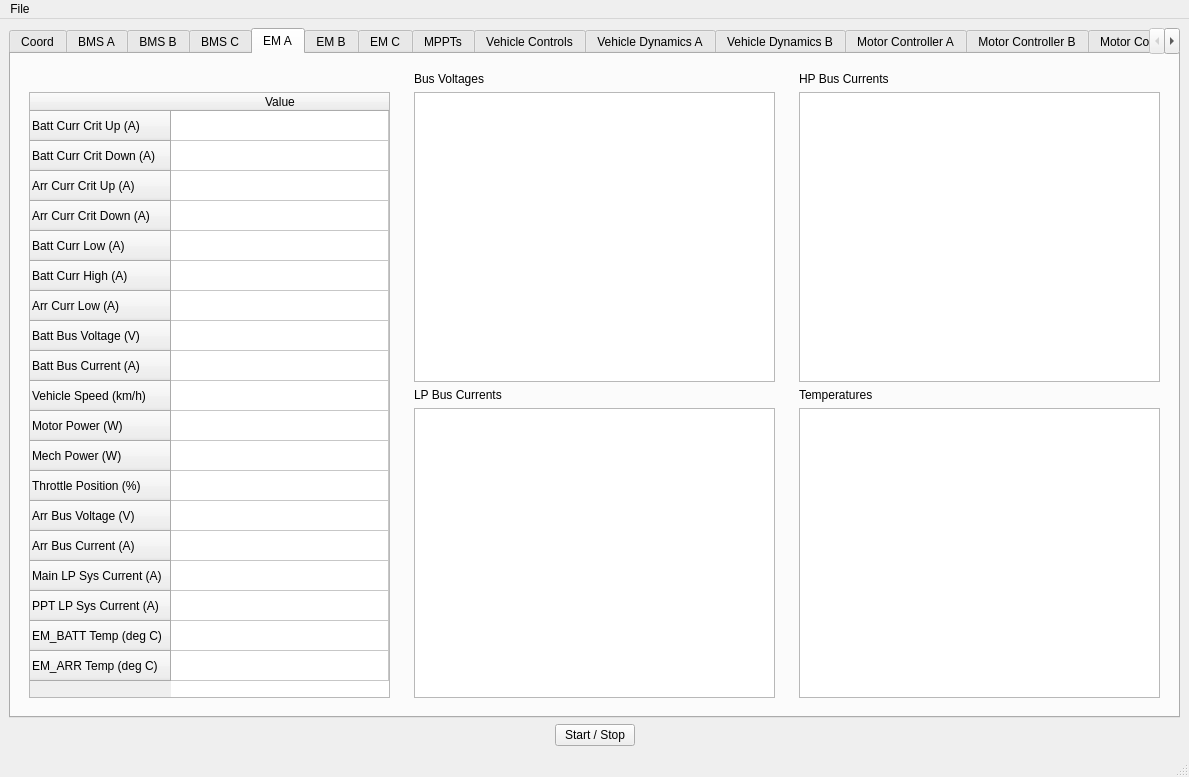
BlueSkySolar/BTI, file main.ui: the form before one commit.
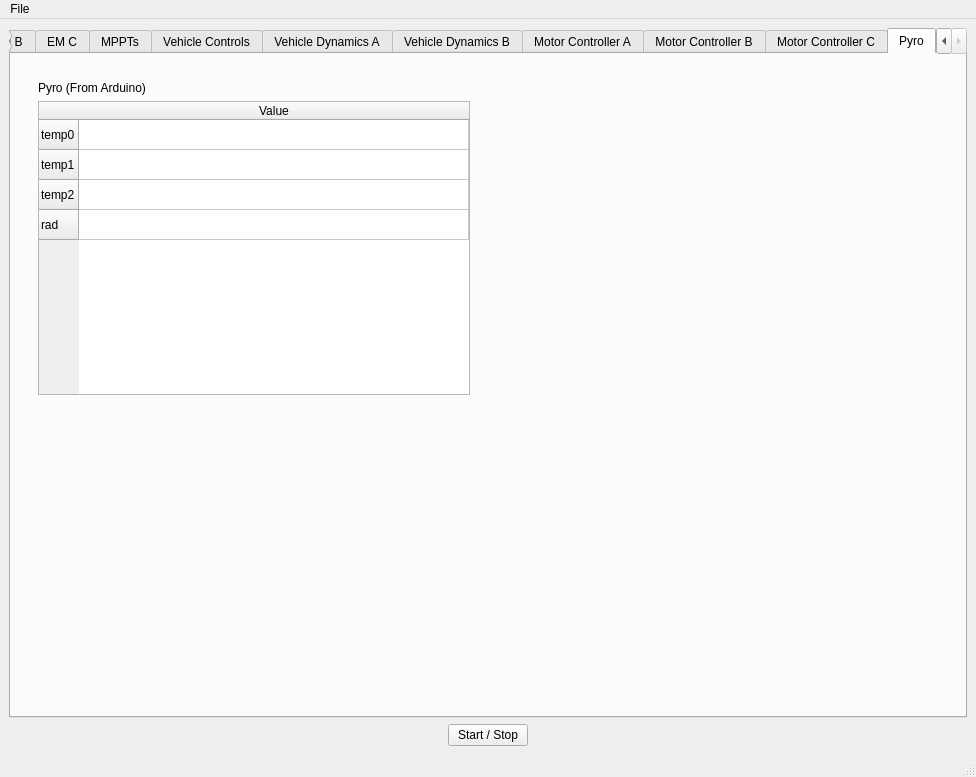
The form after the commit. Custom widgets are drawn as their Qt base class.

Commit message: Implemented Pyro tab for displaying sensor info, added red and yellow color options to boolean fields

The edit to the form file:
```diff
--- a/main.ui
+++ b/main.ui
@@ -6,7 +6,7 @@
    <rect>
     <x>0</x>
     <y>0</y>
-    <width>1189</width>
+    <width>976</width>
     <height>777</height>
    </rect>
   </property>
@@ -21,7 +21,7 @@
        <string>Current Stint Time (s),Previous Stint Time (s)</string>
       </property>
       <property name="currentIndex">
-       <number>4</number>
+       <number>14</number>
       </property>
       <widget class="QWidget" name="coord">
        <attribute name="title">
@@ -4479,6 +4479,90 @@
         </item>
        </layout>
       </widget>
+      <widget class="QWidget" name="pyro">
+       <attribute name="title">
+        <string>Pyro</string>
+       </attribute>
+       <layout class="QHBoxLayout" name="horizontalLayout_17">
+        <item>
+         <widget class="QWidget" name="widget_54" native="true">
+          <layout class="QHBoxLayout" name="horizontalLayout_19">
+           <item>
+            <widget class="QWidget" name="widget_53" native="true">
+             <layout class="QVBoxLayout" name="verticalLayout_27">
+              <item>
+               <widget class="QLabel" name="label_59">
+                <property name="text">
+                 <string>Pyro (From Arduino)</string>
+                </property>
+               </widget>
+              </item>
+              <item>
+               <widget class="QTableWidget" name="tableWidget_29">
+                <attribute name="horizontalHeaderStretchLastSection">
+                 <bool>true</bool>
+                </attribute>
+                <row>
+                 <property name="text">
+                  <string>temp0</string>
+                 </property>
+                </row>
+                <row>
+                 <property name="text">
+                  <string>temp1</string>
+                 </property>
+                </row>
+                <row>
+                 <property name="text">
+                  <string>temp2</string>
+                 </property>
+                </row>
+                <row>
+                 <property name="text">
+                  <string>rad</string>
+                 </property>
+                </row>
+                <column>
+                 <property name="text">
+                  <string>Value</string>
+                 </property>
+                </column>
+               </widget>
+              </item>
+              <item>
+               <spacer name="verticalSpacer_5">
+                <property name="orientation">
+                 <enum>Qt::Vertical</enum>
+                </property>
+                <property name="sizeHint" stdset="0">
+                 <size>
+                  <width>20</width>
+                  <height>40</height>
+                 </size>
+                </property>
+               </spacer>
+              </item>
+             </layout>
+            </widget>
+           </item>
+          </layout>
+         </widget>
+        </item>
+        <item>
+         <spacer name="horizontalSpacer_3">
+          <property name="orientation">
+           <enum>Qt::Horizontal</enum>
+          </property>
+          <property name="sizeHint" stdset="0">
+           <size>
+            <width>40</width>
+            <height>20</height>
+           </size>
+          </property>
+         </spacer>
+        </item>
+       </layout>
+      </widget>
      </widget>
     </item>
     <item>
@@ -4525,7 +4609,7 @@
     <rect>
      <x>0</x>
      <y>0</y>
-     <width>1189</width>
+     <width>976</width>
      <height>21</height>
     </rect>
    </property>
```
The commit also changes 4 other files.
